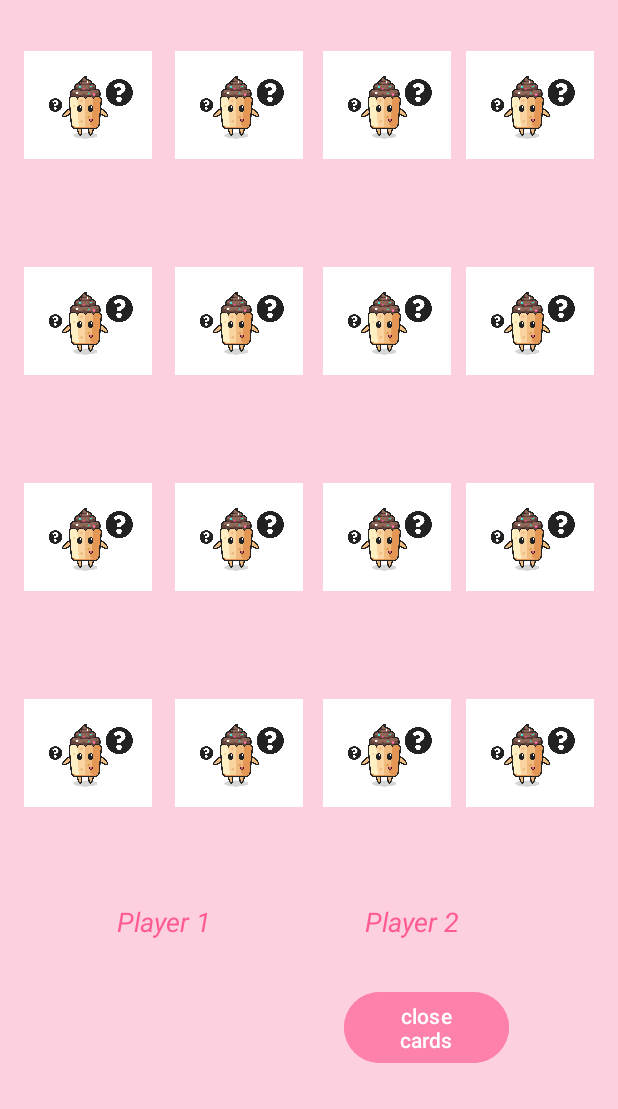
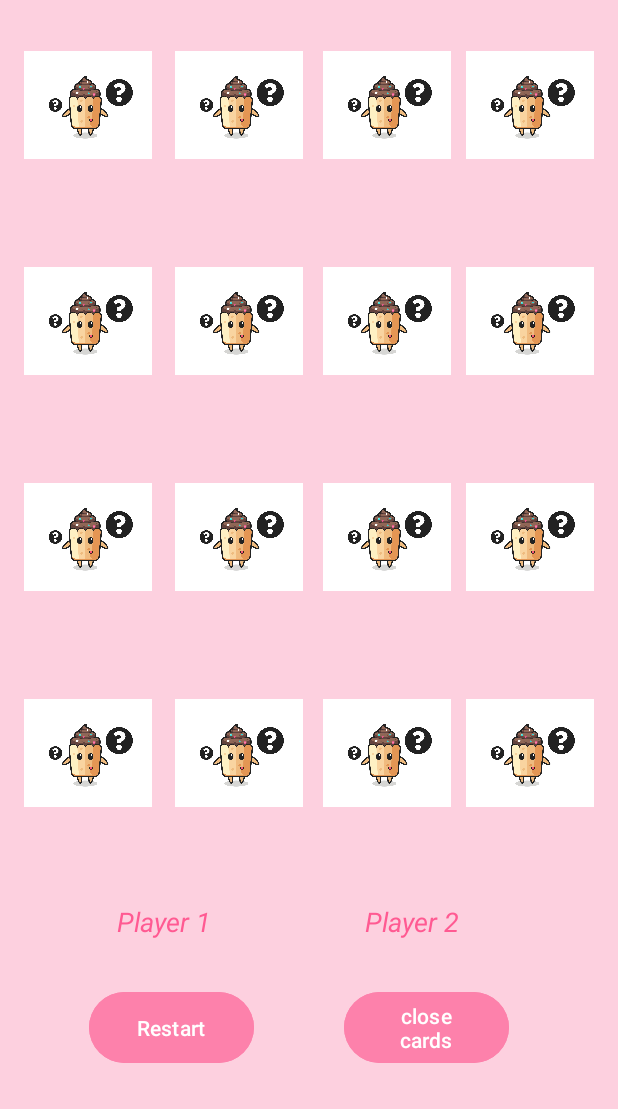
Before and after one commit to ErelWeinstein/MemoryGame, an Android app: the screen it shows after launch (MainActivity), on a phone screen of 412 x 824 dp, the part 127-1236 px from its top. Run offline under Robolectric (Android 15) with nearby library versions, the phone set to English and light mode, and no system bars.

Commit message:
function restart() - starting a new game, closing all the cards and using the mixingCard function that shuffle the cards in new order.

```diff
--- a/app/src/main/res/layout/activity_main.xml
+++ b/app/src/main/res/layout/activity_main.xml
@@ -276,5 +276,18 @@
         app:layout_constraintTop_toTopOf="parent"
         app:layout_constraintVertical_bias="0.965" />
 
+    <Button
+        android:id="@+id/button"
+        android:layout_width="110dp"
+        android:layout_height="55dp"
+        android:backgroundTint="#FD81AB"
+        android:onClick="restart"
+        android:text="Restart"
+        app:layout_constraintBottom_toBottomOf="parent"
+        app:layout_constraintEnd_toEndOf="parent"
+        app:layout_constraintHorizontal_bias="0.196"
+        app:layout_constraintStart_toStartOf="parent"
+        app:layout_constraintTop_toTopOf="parent"
+        app:layout_constraintVertical_bias="0.965" />
 
 </androidx.constraintlayout.widget.ConstraintLayout>
```
Also changed, not shown: app/src/main/java/com/example/memorygame/MainActivity.java (+60 -0 lines).
